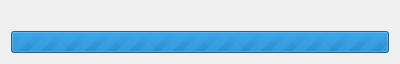
The window that src/igotugui/waitdialog.ui (mnalis/igotu2gpx) describes before a commit, drawn with Qt 5.
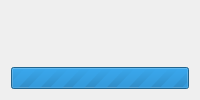
The same window after the commit.

What changed in the file:
```diff
--- a/src/igotugui/waitdialog.ui
+++ b/src/igotugui/waitdialog.ui
@@ -1,21 +1,7 @@
 <ui version="4.0" >
  <class>WaitDialog</class>
- <widget class="QWidget" name="WaitDialog" >
-  <property name="geometry" >
-   <rect>
-    <x>0</x>
-    <y>0</y>
-    <width>400</width>
-    <height>63</height>
-   </rect>
-  </property>
-  <property name="sizePolicy" >
-   <sizepolicy vsizetype="Fixed" hsizetype="Fixed" >
-    <horstretch>0</horstretch>
-    <verstretch>0</verstretch>
-   </sizepolicy>
-  </property>
-  <layout class="QVBoxLayout" >
+ <widget class="QWidget" name="WaitDialog">
+  <layout class="QVBoxLayout">
    <item>
     <widget class="QLabel" name="message" >
      <property name="text" >
```
Left out of the diff: 13 changed lines with no effect on the pictures.
